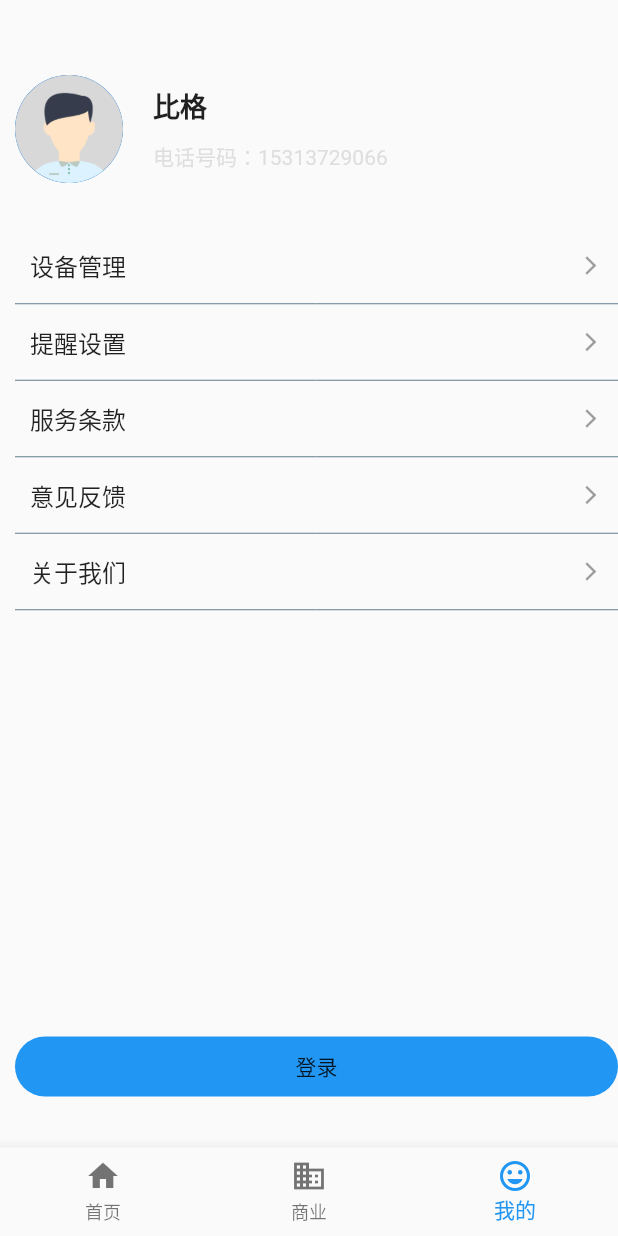
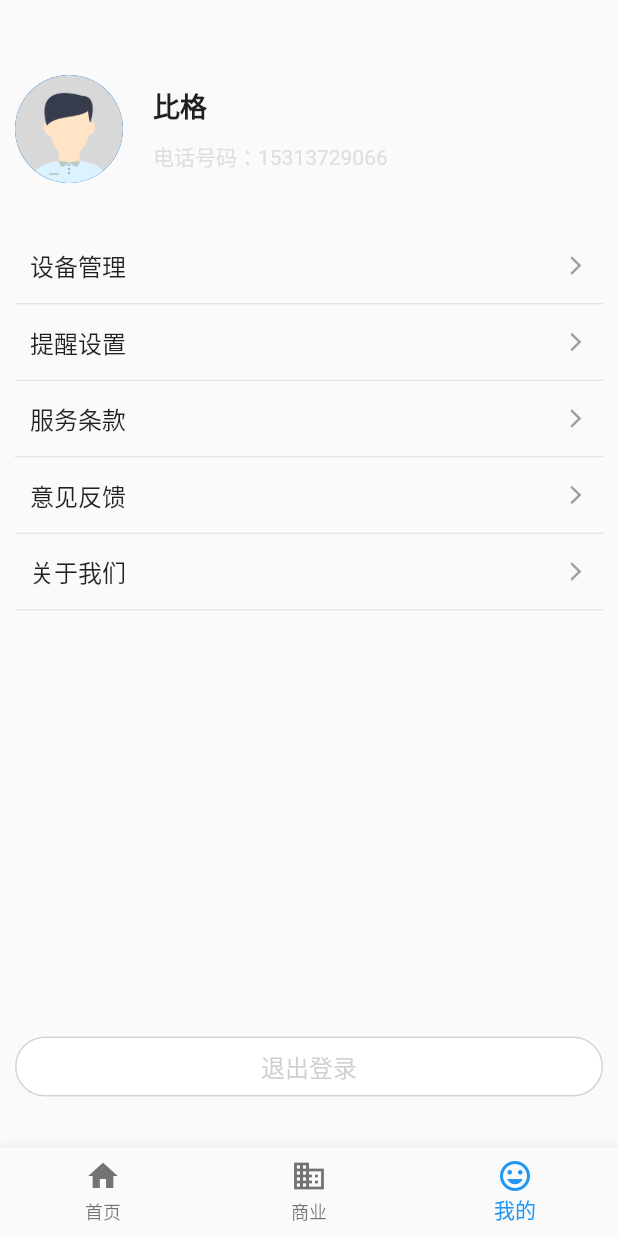
Before and after one commit to Kevin088/gxq_project, a Flutter app: the screen it shows after launch, item 3 of the bottom bar chosen, on a phone screen of 412 x 824 dp. Run offline on Flutter 3.47's test engine with Material 2 defaults, Android fonts, the phone set to English and light mode, and no system bars.

Commit message:
我的页面

```diff
--- a/lib/page/MinePage.dart
+++ b/lib/page/MinePage.dart
@@ -1,6 +1,8 @@
 import 'package:flutter/cupertino.dart';
 import 'package:flutter/material.dart';
+import 'package:gxq_project/page/mine/MineInfoPage.dart';
 import 'package:gxq_project/utils/Utils.dart';
+import 'package:gxq_project/widget/CustomRoute.dart';
 
 class MinePage extends StatefulWidget{
   @override
@@ -23,7 +25,7 @@ class MinePageState extends State<MinePage>{
 //          centerTitle: true,
 //        ),
           body: Container(
-            margin:  EdgeInsets.fromLTRB(10,50,0,0),
+            margin:  EdgeInsets.fromLTRB(10,50,10,0),
             child: Column(
               children: <Widget>[
                 Row(children: <Widget>[
@@ -32,7 +34,7 @@ class MinePageState extends State<MinePage>{
                     backgroundImage: AssetImage(Utils.getImgPath2("ic_avatar")),
                   ),
                   Container(
-                    margin: EdgeInsets.fromLTRB(20, 0, 0, 0),
+                    margin: EdgeInsets.fromLTRB(20, 0, 20, 0),
                     child:Column(
                       crossAxisAlignment: CrossAxisAlignment.start,
                       children: <Widget>[
@@ -60,16 +62,19 @@ class MinePageState extends State<MinePage>{
                 ],)
                 ,
                 SizedBox(height: 30.0),
-                getText("设备管理"),
-                Divider(height: 1.0,color: Colors.blueGrey),
-                getText("提醒设置"),
-                Divider(height: 1.0,color: Colors.blueGrey),
-                getText("服务条款"),
-                Divider(height: 1.0,color: Colors.blueGrey),
-                getText("意见反馈"),
-                Divider(height: 1.0,color: Colors.blueGrey),
-                getText("关于我们"),
-                Divider(height: 1.0,color: Colors.blueGrey),
+                getText("设备管理",
+                    (){
+                      Navigator.push(context, CustomRoute(MineInfoPage()));
+                    }),
+                Divider(height: 1.0,color: Color.fromARGB(255, 220, 220, 220)),
+                getText("提醒设置",null),
+                Divider(height: 1.0,color: Color.fromARGB(255, 220, 220, 220)),
+                getText("服务条款",null),
+                Divider(height: 1.0,color: Color.fromARGB(255, 220, 220, 220)),
+                getText("意见反馈",null),
+                Divider(height: 1.0,color: Color.fromARGB(255, 220, 220, 220)),
+                getText("关于我们",null),
+                Divider(height: 1.0,color: Color.fromARGB(255, 220, 220, 220)),
                 Expanded(child: Container()),
                 Container(
                   margin: EdgeInsets.fromLTRB(0, 0, 0, 30),
@@ -82,16 +87,25 @@ class MinePageState extends State<MinePage>{
                       margin:  EdgeInsets.fromLTRB(20,0,20,0),
                       height: 40,
                       alignment: const Alignment(0,0),
-                      child: Text("登录"),
+                      child: Text(
+                          "退出登录",
+                        style: TextStyle(
+                          fontSize: 16,
+                          color: Color.fromARGB(100, 136, 136, 136)
+                        ),
+                      ),
                     ),
-                    color: Colors.blue,
+                    color: Colors.white,
+
                     shape: RoundedRectangleBorder(
-                        borderRadius: BorderRadius.all(Radius.circular(20))
+                        borderRadius: BorderRadius.all(Radius.circular(20)),
+                        side: BorderSide(
+                            color: Color.fromARGB(255, 211, 211, 211),
+                          width: 1,
+                        ),
                     ),
                   ),
                 )
-
-
               ],
             ),
           ),
@@ -100,17 +114,20 @@ class MinePageState extends State<MinePage>{
 
     );
   }
-  Container getText(String text){
-    return Container(
-      padding: EdgeInsets.fromLTRB(10,0,10,0),
-      height: 50.0,
-      child: Row(
+  GestureDetector getText(String text,Function callBack){
+    return GestureDetector(
+      onTap: callBack,
+      child: Container(
+        padding: EdgeInsets.fromLTRB(10,0,10,0),
+        height: 50.0,
+        child: Row(
+
           children: <Widget>[
             Expanded(
               child: Text(
                 text,
                 style: TextStyle(
-                    fontSize: 16.0,
+                  fontSize: 16.0,
                 ),
               ),
             )
@@ -120,8 +137,10 @@ class MinePageState extends State<MinePage>{
             )
 
           ],
+        ),
       ),
     );
+
   }
 
 
--- /dev/null
+++ b/lib/widget/CustomRoute.dart
@@ -0,0 +1,79 @@
+import 'package:flutter/material.dart';
+class CustomRoute extends PageRouteBuilder{
+  final Widget widget;
+
+  CustomRoute(this.widget)
+  :super(
+    // 设置过度时间
+    transitionDuration:Duration(milliseconds: 400),
+    // 构造器
+    pageBuilder:(
+      // 上下文和动画
+      BuildContext context,
+      Animation<double> animaton1,
+      Animation<double> animaton2,
+    ){
+      return widget;
+    },
+    transitionsBuilder:(
+      BuildContext context,
+      Animation<double> animaton1,
+      Animation<double> animaton2,
+      Widget child,
+    ){
+
+    // 需要什么效果把注释打开就行了
+//      // 渐变效果
+//      return FadeTransition(
+//        // 从0开始到1
+//        opacity: Tween(begin: 0.0,end: 1.0)
+//        .animate(CurvedAnimation(
+//          // 传入设置的动画
+//          parent: animaton1,
+//          // 设置效果，快进漫出   这里有很多内置的效果
+//          curve: Curves.fastOutSlowIn,
+//        )),
+//        child: child,
+//      );
+
+      // 缩放动画效果
+      // return ScaleTransition(
+      //   scale: Tween(begin: 0.0,end: 1.0).animate(CurvedAnimation(
+      //     parent: animaton1,
+      //     curve: Curves.fastOutSlowIn
+      //   )),
+      //   child: child,
+      // );
+
+      // 旋转加缩放动画效果
+      // return RotationTransition(
+      //   turns: Tween(begin: 0.0,end: 1.0)
+      //   .animate(CurvedAnimation(
+      //     parent: animaton1,
+      //     curve: Curves.fastOutSlowIn,
+      //   )),
+      //   child: ScaleTransition(
+      //     scale: Tween(begin: 0.0,end: 1.0)
+      //     .animate(CurvedAnimation(
+      //       parent: animaton1,
+      //       curve: Curves.fastOutSlowIn
+      //     )),
+      //     child: child,
+      //   ),
+      // );
+
+     //  左右滑动动画效果
+       return SlideTransition(
+         position: Tween<Offset>(
+           // 设置滑动的 X , Y 轴
+           begin: Offset(1.0, 0.0),
+           end: Offset(0.0,0.0)
+         ).animate(CurvedAnimation(
+           parent: animaton1,
+           curve: Curves.fastOutSlowIn
+         )),
+         child: child,
+       );
+    }
+  );
+}
--- a/pubspec.yaml
+++ b/pubspec.yaml
@@ -83,3 +83,4 @@ flutter:
     - assets/images/splash_bg.png
     - assets/images/ic_avatar.png
     - assets/images/ic_arraw.png
+    - assets/images/ic_back.png
```
Also changed, not shown: lib/page/mine/MineInfoPage.dart (added, +36 -0 lines), assets/images/3.0x/ic_back.png (added), lib/resource/ali_connors.png (deleted), pubspec.lock, 2 other files.
